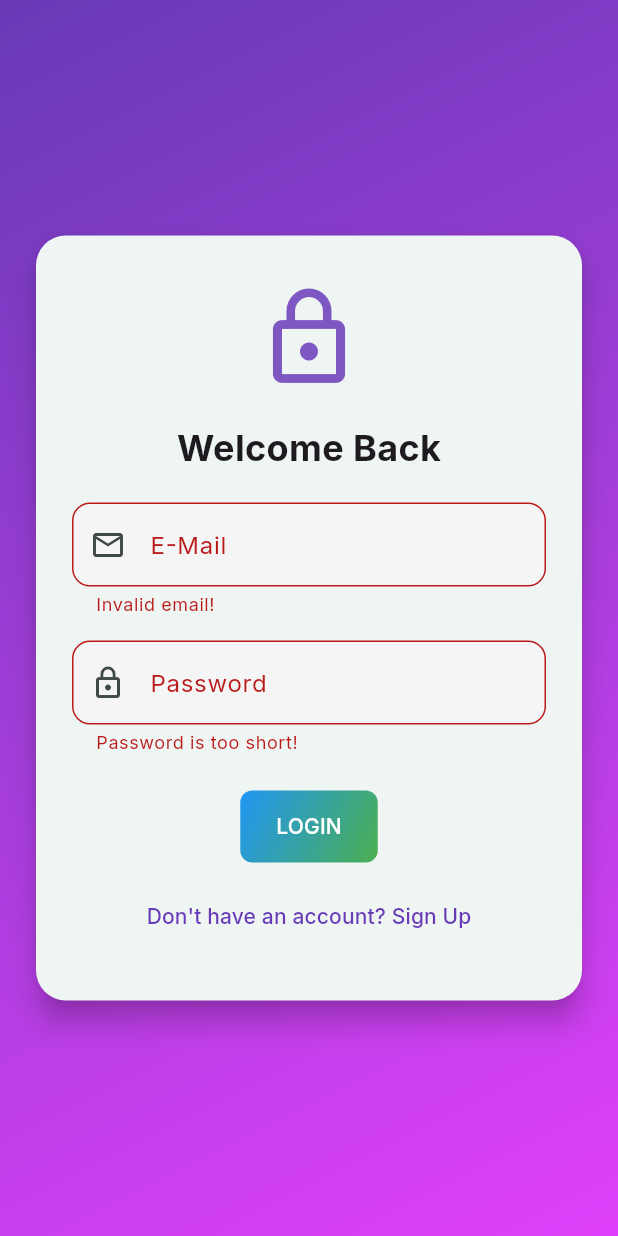
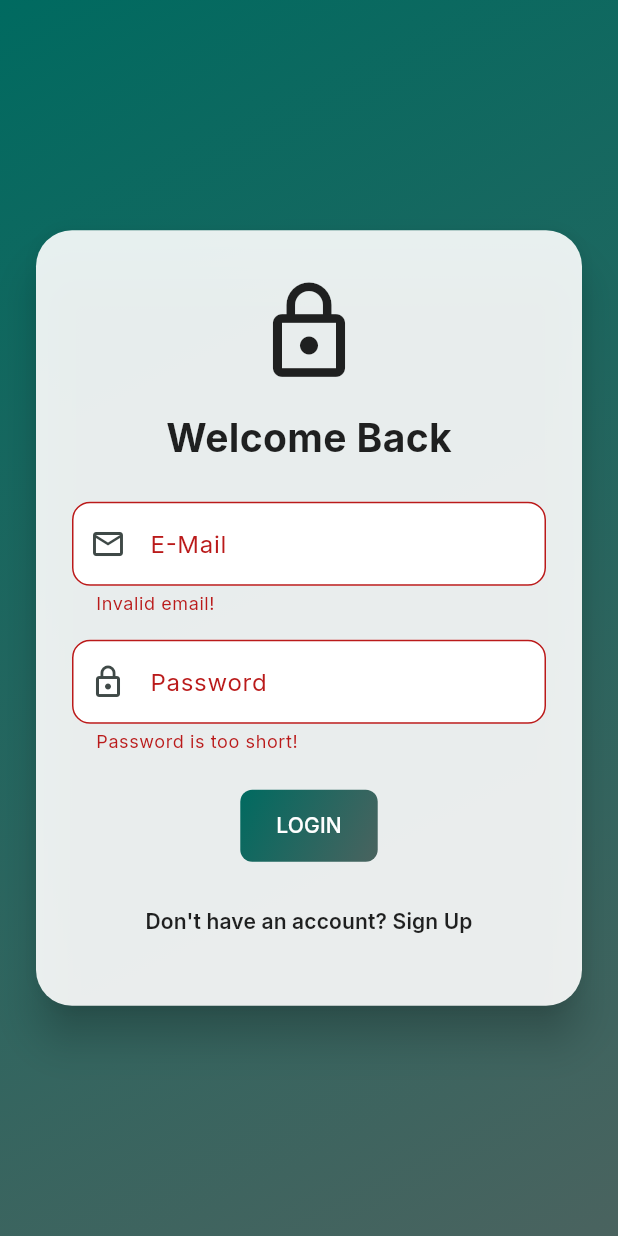
Before and after one commit to Anushka-2809/BellMate, a Flutter app: the AuthScreen screen opened by its route, after a tap on "LOGIN", on a phone screen of 412 x 824 dp. Run offline on Flutter 3.47's test engine with Material 3 defaults, Android fonts, the phone set to English and light mode, and no system bars; our stand-ins replace audioplayers, go_router, google_fonts, shared_preferences; accounts and stored records are empty.

Commit message:
Refactor UI components for improved design and consistency; update color schemes and button styles across screens

```diff
--- a/lib/auth_screen.dart
+++ b/lib/auth_screen.dart
@@ -85,14 +85,14 @@ class _AuthScreenState extends State<AuthScreen> {
 
   @override
   Widget build(BuildContext context) {
-    final deviceSize = MediaQuery.of(context).size;
+    final colorScheme = Theme.of(context).colorScheme;
     return Scaffold(
       body: Container(
         width: double.infinity,
         height: double.infinity,
-        decoration: const BoxDecoration(
+        decoration: BoxDecoration(
           gradient: LinearGradient(
-            colors: [Colors.deepPurple, Colors.purpleAccent],
+            colors: [colorScheme.primary, colorScheme.secondary],
             begin: Alignment.topLeft,
             end: Alignment.bottomRight,
           ),
@@ -100,9 +100,10 @@ class _AuthScreenState extends State<AuthScreen> {
         child: Center(
           child: SingleChildScrollView(
             child: Card(
-              elevation: 8,
+              elevation: 12,
+              color: Colors.white.withOpacity(0.9), // Fixed opacity
               shape: RoundedRectangleBorder(
-                borderRadius: BorderRadius.circular(20),
+                borderRadius: BorderRadius.circular(24),
               ),
               margin: const EdgeInsets.symmetric(horizontal: 24),
               child: Padding(
@@ -113,26 +114,29 @@ class _AuthScreenState extends State<AuthScreen> {
                   child: Column(
                     mainAxisSize: MainAxisSize.min,
                     children: <Widget>[
-                      Icon(
+                      const Icon(
                         Icons.lock_outline,
                         size: 72,
-                        color: Colors.deepPurple.shade400,
+                        color: Colors.black87,
                       ),
-                      const SizedBox(height: 20),
+                      const SizedBox(height: 16),
                       Text(
-                        _authMode == AuthMode.Login ? "Welcome Back" : "Sign Up",
+                        _authMode == AuthMode.Login
+                            ? "Welcome Back"
+                            : "Create Account",
                         style: const TextStyle(
-                          fontSize: 24,
+                          fontSize: 26,
                           fontWeight: FontWeight.bold,
+                          color: Colors.black87,
                         ),
                       ),
-                      const SizedBox(height: 20),
+                      const SizedBox(height: 24),
                       TextFormField(
                         decoration: InputDecoration(
                           labelText: 'E-Mail',
                           prefixIcon: const Icon(Icons.email_outlined),
                           filled: true,
-                          fillColor: Colors.grey[100],
+                          fillColor: Colors.white,
                           border: OutlineInputBorder(
                             borderRadius: BorderRadius.circular(12),
                           ),
@@ -154,7 +158,7 @@ class _AuthScreenState extends State<AuthScreen> {
                           labelText: 'Password',
                           prefixIcon: const Icon(Icons.lock_outline),
                           filled: true,
-                          fillColor: Colors.grey[100],
+                          fillColor: Colors.white,
                           border: OutlineInputBorder(
                             borderRadius: BorderRadius.circular(12),
                           ),
@@ -179,7 +183,7 @@ class _AuthScreenState extends State<AuthScreen> {
                             labelText: 'Confirm Password',
                             prefixIcon: const Icon(Icons.lock_outline),
                             filled: true,
-                            fillColor: Colors.grey[100],
+                            fillColor: Colors.white,
                             border: OutlineInputBorder(
                               borderRadius: BorderRadius.circular(12),
                             ),
@@ -199,10 +203,11 @@ class _AuthScreenState extends State<AuthScreen> {
                       else
                         GradientButton(
                           onPressed: _submit,
-                          text:
-                              _authMode == AuthMode.Login ? 'LOGIN' : 'SIGN UP',
+                          text: _authMode == AuthMode.Login
+                              ? 'LOGIN'
+                              : 'SIGN UP',
                         ),
-                      const SizedBox(height: 12),
+                      const SizedBox(height: 16),
                       TextButton(
                         onPressed: _switchAuthMode,
                         child: Text(
@@ -210,8 +215,8 @@ class _AuthScreenState extends State<AuthScreen> {
                               ? "Don't have an account? Sign Up"
                               : "Already have an account? Login",
                           style: const TextStyle(
-                            color: Colors.deepPurple,
-                            fontWeight: FontWeight.w500,
+                            color: Colors.black87,
+                            fontWeight: FontWeight.w600,
                           ),
                         ),
                       )
--- a/lib/gradient_button.dart
+++ b/lib/gradient_button.dart
@@ -8,8 +8,12 @@ class GradientButton extends StatelessWidget {
 
   @override
   Widget build(BuildContext context) {
-    const LinearGradient buttonGradient = LinearGradient(
-      colors: [Colors.blue, Colors.green],
+    final ColorScheme colorScheme = Theme.of(context).colorScheme;
+    final LinearGradient buttonGradient = LinearGradient(
+      colors: [
+        colorScheme.primary,
+        colorScheme.secondary,
+      ],
       begin: Alignment.topLeft,
       end: Alignment.bottomRight,
     );
--- a/lib/profile_screen.dart
+++ b/lib/profile_screen.dart
@@ -16,7 +16,7 @@ class ProfileScreen extends StatelessWidget {
     final theme = Theme.of(context);
     return Scaffold(
       appBar: AppBar(
-        title: const Text('Profile'),
+        title: const SizedBox.shrink(),
         centerTitle: true,
         backgroundColor: theme.appBarTheme.backgroundColor,
         elevation: 0,
--- a/lib/timetable_screen.dart
+++ b/lib/timetable_screen.dart
@@ -44,10 +44,6 @@ class _TimetableScreenState extends State<TimetableScreen> {
     final allPeriods = timetableProvider.periods;
 
     return Scaffold(
-      appBar: AppBar(
-        title: const Text('All Scheduled Alarms'),
-        centerTitle: true,
-      ),
       body: allPeriods.isEmpty
           ? const Center(child: Text('No alarms scheduled.'))
           : ListView.builder(
--- a/lib/welcome_screen.dart
+++ b/lib/welcome_screen.dart
@@ -2,28 +2,66 @@ import 'package:flutter/material.dart';
 import 'package:go_router/go_router.dart';
 import 'package:myapp/gradient_button.dart';
 
-class WelcomeScreen extends StatelessWidget {
+class WelcomeScreen extends StatefulWidget {
   const WelcomeScreen({super.key});
 
   @override
+  State<WelcomeScreen> createState() => _WelcomeScreenState();
+}
+
+class _WelcomeScreenState extends State<WelcomeScreen> with SingleTickerProviderStateMixin {
+  late final AnimationController _controller;
+
+  @override
+  void initState() {
+    super.initState();
+    _controller = AnimationController(vsync: this, duration: const Duration(seconds: 6))..repeat(reverse: true);
+  }
+
+  @override
+  void dispose() {
+    _controller.dispose();
+    super.dispose();
+  }
+
+  @override
   Widget build(BuildContext context) {
+    final colorScheme = Theme.of(context).colorScheme;
+
     return Scaffold(
-      body: Container(
+      body: AnimatedBuilder(
+        animation: _controller,
+        builder: (context, _) {
+          final t = _controller.value;
+          final begin = Alignment.lerp(Alignment.topLeft, Alignment.bottomLeft, t)!;
+          final end = Alignment.lerp(Alignment.bottomRight, Alignment.topRight, t)!;
+          return Container(
             width: double.infinity,
             height: double.infinity,
-        decoration: const BoxDecoration(
+            decoration: BoxDecoration(
               gradient: LinearGradient(
-            colors: [Colors.deepPurple, Colors.purpleAccent],
-            begin: Alignment.topLeft,
-            end: Alignment.bottomRight,
+                colors: [colorScheme.primary, colorScheme.secondary],
+                begin: begin,
+                end: end,
               ),
             ),
-        child: Padding(
+            child: Stack(
+              children: [
+                Positioned(
+                  top: 100 - (t * 10),
+                  left: -50 + (t * 30),
+                  child: _buildBlob(colorScheme.primary.withOpacity(0.15), 200),
+                ),
+                Positioned(
+                  bottom: 120 - (t * 20),
+                  right: -40 + (t * 40),
+                  child: _buildBlob(colorScheme.secondary.withOpacity(0.12), 240),
+                ),
+                Padding(
                   padding: const EdgeInsets.all(32.0),
                   child: Column(
                     mainAxisAlignment: MainAxisAlignment.center,
                     children: [
-              // App Icon inside circle
                       CircleAvatar(
                         radius: 60,
                         backgroundColor: Colors.white.withOpacity(0.2),
@@ -34,20 +72,16 @@ class WelcomeScreen extends StatelessWidget {
                         ),
                       ),
                       const SizedBox(height: 32),
-
-              // App title
-              const Text(
+                      Text(
                         "Welcome to BellMate",
                         textAlign: TextAlign.center,
-                style: TextStyle(
+                        style: const TextStyle(
                           fontSize: 28,
                           fontWeight: FontWeight.bold,
                           color: Colors.white,
                         ),
                       ),
                       const SizedBox(height: 16),
-
-              // Subtitle
                       Text(
                         "Your personal timetable and notes companion!",
                         textAlign: TextAlign.center,
@@ -57,20 +91,42 @@ class WelcomeScreen extends StatelessWidget {
                         ),
                       ),
                       const SizedBox(height: 60),
-
-              // Get Started Button
                       SizedBox(
                         width: double.infinity,
-                child: GradientButton(
-                  text: 'Get Started',
+                        child: ElevatedButton(
+                          style: ElevatedButton.styleFrom(
+                            backgroundColor: Colors.white,
+                            foregroundColor: colorScheme.primary,
+                            padding: const EdgeInsets.symmetric(vertical: 16),
+                            shape: RoundedRectangleBorder(borderRadius: BorderRadius.circular(12)),
+                          ),
                           onPressed: () {
                             context.go('/auth');
                           },
+                          child: const Text('Get Started'),
                         ),
                       ),
                     ],
                   ),
                 ),
+              ],
+            ),
+          );
+        },
+      ),
+    );
+  }
+
+  Widget _buildBlob(Color color, double size) {
+    return Container(
+      width: size,
+      height: size,
+      decoration: BoxDecoration(
+        shape: BoxShape.circle,
+        color: color,
+        boxShadow: [
+          BoxShadow(color: color, blurRadius: 60, spreadRadius: 10),
+        ],
       ),
     );
   }
```
Also changed, not shown: lib/bell_service.dart (+7 -5 lines), lib/home_screen.dart (+10 -5 lines), lib/main.dart (+13 -10 lines), lib/notes_screen.dart (+22 -23 lines). Lines whose indentation alone changed are shown as unchanged.
